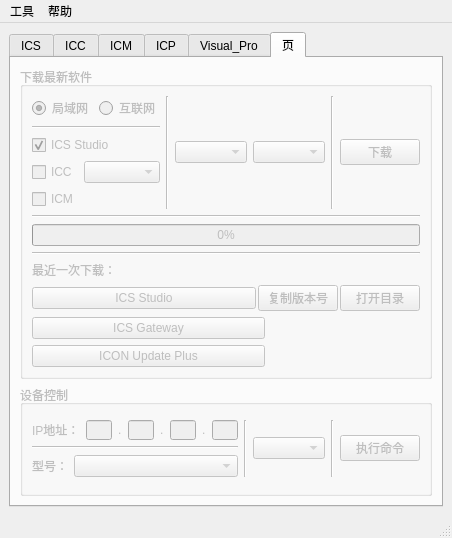
Old version of the form src/main.ui in the repository jcywong/TestTools.
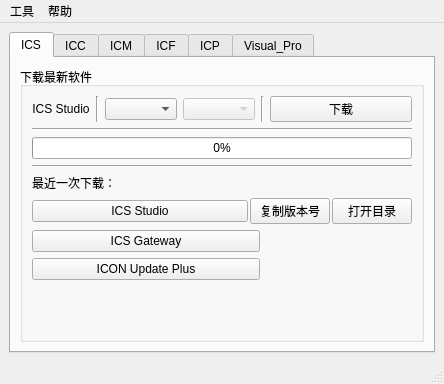
New version of the form. The open tabs and pages were chosen to show the change.

Commit message:
feat: 添加ICF标签页及相关功能
1. 新增ICF标签页，包含下载、版本控制和设备控制功能。
2. 更新UI控件名称以反映ICF相关功能。
3. 初始化ICF相关下拉框和按钮，增强用户交互体验。
4. 调整主窗口标签页初始化逻辑，整合ICF功能。

Diff of the .ui file:
```diff
--- a/src/main.ui
+++ b/src/main.ui
@@ -6,8 +6,8 @@
    <rect>
     <x>0</x>
     <y>0</y>
-    <width>441</width>
-    <height>538</height>
+    <width>437</width>
+    <height>381</height>
    </rect>
   </property>
   <property name="sizePolicy">
@@ -1091,6 +1091,439 @@
         </item>
        </layout>
       </widget>
+      <widget class="QWidget" name="tab_ICF">
+       <property name="enabled">
+        <bool>true</bool>
+       </property>
+       <attribute name="title">
+        <string>ICF</string>
+       </attribute>
+       <layout class="QVBoxLayout" name="verticalLayout_8">
+        <item>
+         <widget class="QGroupBox" name="groupBox_5">
+          <property name="enabled">
+           <bool>true</bool>
+          </property>
+          <property name="title">
+           <string>下载最新软件</string>
+          </property>
+          <layout class="QVBoxLayout" name="verticalLayout_19">
+           <item>
+            <layout class="QVBoxLayout" name="verticalLayout_20">
+             <item>
+              <layout class="QHBoxLayout" name="horizontalLayout_33" stretch="0,0,0,0,0,1">
+               <item>
+                <layout class="QVBoxLayout" name="verticalLayout_21">
+                 <item>
+                  <layout class="QHBoxLayout" name="horizontalLayout_6">
+                   <item>
+                    <widget class="QLabel" name="label_icm">
+                     <property name="text">
+                      <string>ICF</string>
+                     </property>
+                     <property name="alignment">
+                      <set>Qt::AlignCenter</set>
+                     </property>
+                    </widget>
+                   </item>
+                   <item>
+                    <widget class="QComboBox" name="icf_comboBox_model_1">
+                     <property name="enabled">
+                      <bool>true</bool>
+                     </property>
+                    </widget>
+                   </item>
+                  </layout>
+                 </item>
+                </layout>
+               </item>
+               <item>
+                <widget class="Line" name="line_24">
+                 <property name="orientation">
+                  <enum>Qt::Vertical</enum>
+                 </property>
+                </widget>
+               </item>
+               <item>
+                <widget class="QComboBox" name="icf_comboBox_Edition">
+                 <property name="enabled">
+                  <bool>false</bool>
+                 </property>
+                 <property name="currentText">
+                  <string/>
+                 </property>
+                </widget>
+               </item>
+               <item>
+                <widget class="QComboBox" name="icf_comboBox_ver">
+                 <property name="enabled">
+                  <bool>false</bool>
+                 </property>
+                </widget>
+               </item>
+               <item>
+                <widget class="Line" name="line_25">
+                 <property name="orientation">
+                  <enum>Qt::Vertical</enum>
+                 </property>
+                </widget>
+               </item>
+               <item>
+                <widget class="QPushButton" name="icf_btn_download">
+                 <property name="text">
+                  <string>下载</string>
+                 </property>
+                </widget>
+               </item>
+              </layout>
+             </item>
+             <item>
+              <widget class="Line" name="line_26">
+               <property name="orientation">
+                <enum>Qt::Horizontal</enum>
+               </property>
+              </widget>
+             </item>
+             <item>
+              <widget class="QProgressBar" name="icf_progressBar_download">
+               <property name="value">
+                <number>0</number>
+               </property>
+              </widget>
+             </item>
+             <item>
+              <widget class="Line" name="line_27">
+               <property name="orientation">
+                <enum>Qt::Horizontal</enum>
+               </property>
+              </widget>
+             </item>
+             <item>
+              <layout class="QHBoxLayout" name="horizontalLayout_34" stretch="8">
+               <item>
+                <widget class="QLabel" name="label_21">
+                 <property name="text">
+                  <string>最近一次下载：</string>
+                 </property>
+                </widget>
+               </item>
+              </layout>
+             </item>
+             <item>
+              <layout class="QHBoxLayout" name="horizontalLayout_35" stretch="6,2,2">
+               <property name="spacing">
+                <number>2</number>
+               </property>
+               <item>
+                <widget class="QPushButton" name="icf_btn_run_update">
+                 <property name="text">
+                  <string>ICON Update Plus</string>
+                 </property>
+                </widget>
+               </item>
+               <item>
+                <widget class="QPushButton" name="icf_btn_copy_ver">
+                 <property name="text">
+                  <string>复制版本号</string>
+                 </property>
+                </widget>
+               </item>
+               <item>
+                <widget class="QPushButton" name="icf_btn_path">
+                 <property name="text">
+                  <string>打开目录</string>
+                 </property>
+                </widget>
+               </item>
+              </layout>
+             </item>
+            </layout>
+           </item>
+          </layout>
+         </widget>
+        </item>
+        <item>
+         <widget class="QGroupBox" name="groupBox_6">
+          <property name="title">
+           <string>设备控制</string>
+          </property>
+          <layout class="QVBoxLayout" name="verticalLayout_22">
+           <item>
+            <layout class="QHBoxLayout" name="horizontalLayout_38">
+             <property name="sizeConstraint">
+              <enum>QLayout::SetDefaultConstraint</enum>
+             </property>
+             <item>
+              <layout class="QVBoxLayout" name="verticalLayout_23" stretch="0,0,0">
+               <item>
+                <layout class="QHBoxLayout" name="horizontalLayout_39" stretch="1,9">
+                 <property name="sizeConstraint">
+                  <enum>QLayout::SetDefaultConstraint</enum>
+                 </property>
+                 <item>
+                  <widget class="QLabel" name="label_22">
+                   <property name="sizePolicy">
+                    <sizepolicy hsizetype="Preferred" vsizetype="Preferred">
+                     <horstretch>0</horstretch>
+                     <verstretch>0</verstretch>
+                    </sizepolicy>
+                   </property>
+                   <property name="text">
+                    <string>IP地址：</string>
+                   </property>
+                  </widget>
+                 </item>
+                 <item>
+                  <layout class="QHBoxLayout" name="horizontalLayout_40">
+                   <property name="sizeConstraint">
+                    <enum>QLayout::SetDefaultConstraint</enum>
+                   </property>
+                   <item>
+                    <widget class="QLineEdit" name="icf_lineEdit_ip1">
+                     <property name="sizePolicy">
+                      <sizepolicy hsizetype="Preferred" vsizetype="Preferred">
+                       <horstretch>0</horstretch>
+                       <verstretch>0</verstretch>
+                      </sizepolicy>
+                     </property>
+                     <property name="minimumSize">
+                      <size>
+                       <width>24</width>
+                       <height>20</height>
+                      </size>
+                     </property>
+                     <property name="maximumSize">
+                      <size>
+                       <width>30</width>
+                       <height>21</height>
+                      </size>
+                     </property>
+                     <property name="baseSize">
+                      <size>
+                       <width>0</width>
+                       <height>0</height>
+                      </size>
+                     </property>
+                     <property name="tabletTracking">
+                      <bool>true</bool>
+                     </property>
+                     <property name="inputMask">
+                      <string/>
+                     </property>
+                     <property name="text">
+                      <string/>
+                     </property>
+                    </widget>
+                   </item>
+                   <item>
+                    <widget class="QLabel" name="label_23">
+                     <property name="sizePolicy">
+                      <sizepolicy hsizetype="Preferred" vsizetype="Fixed">
+                       <horstretch>0</horstretch>
+                       <verstretch>0</verstretch>
+                      </sizepolicy>
+                     </property>
+                     <property name="text">
+                      <string>.</string>
+                     </property>
+                    </widget>
+                   </item>
+                   <item>
+                    <widget class="QLineEdit" name="icf_lineEdit_ip2">
+                     <property name="sizePolicy">
+                      <sizepolicy hsizetype="Preferred" vsizetype="Preferred">
+                       <horstretch>0</horstretch>
+                       <verstretch>0</verstretch>
+                      </sizepolicy>
+                     </property>
+                     <property name="minimumSize">
+                      <size>
+                       <width>24</width>
+                       <height>20</height>
+                      </size>
+                     </property>
+                     <property name="maximumSize">
+                      <size>
+                       <width>30</width>
+                       <height>21</height>
+                      </size>
+                     </property>
+                     <property name="baseSize">
+                      <size>
+                       <width>0</width>
+                       <height>0</height>
+                      </size>
+                     </property>
+                     <property name="tabletTracking">
+                      <bool>true</bool>
+                     </property>
+                     <property name="inputMask">
+                      <string/>
+                     </property>
+                    </widget>
+                   </item>
+                   <item>
+                    <widget class="QLabel" name="label_24">
+                     <property name="sizePolicy">
+                      <sizepolicy hsizetype="Preferred" vsizetype="Fixed">
+                       <horstretch>0</horstretch>
+                       <verstretch>0</verstretch>
+                      </sizepolicy>
+                     </property>
+                     <property name="text">
+                      <string>.</string>
+                     </property>
+                    </widget>
+                   </item>
+                   <item>
+                    <widget class="QLineEdit" name="icf_lineEdit_ip3">
+                     <property name="sizePolicy">
+                      <sizepolicy hsizetype="Preferred" vsizetype="Preferred">
+                       <horstretch>0</horstretch>
+                       <verstretch>0</verstretch>
+                      </sizepolicy>
+                     </property>
+                     <property name="minimumSize">
+                      <size>
+                       <width>24</width>
+                       <height>20</height>
+                      </size>
+                     </property>
+                     <property name="maximumSize">
+                      <size>
+                       <width>30</width>
+                       <height>21</height>
+                      </size>
+                     </property>
+                     <property name="baseSize">
+                      <size>
+                       <width>0</width>
+                       <height>0</height>
+                      </size>
+                     </property>
+                     <property name="tabletTracking">
+                      <bool>true</bool>
+                     </property>
+                     <property name="inputMask">
+                      <string/>
+                     </property>
+                    </widget>
+                   </item>
+                   <item>
+                    <widget class="QLabel" name="label_25">
+                     <property name="sizePolicy">
+                      <sizepolicy hsizetype="Preferred" vsizetype="Fixed">
+                       <horstretch>0</horstretch>
+                       <verstretch>0</verstretch>
+                      </sizepolicy>
+                     </property>
+                     <property name="text">
+                      <string>.</string>
+                     </property>
+                    </widget>
+                   </item>
+                   <item>
+                    <widget class="QLineEdit" name="icf_lineEdit_ip4">
+                     <property name="sizePolicy">
+                      <sizepolicy hsizetype="Preferred" vsizetype="Preferred">
+                       <horstretch>0</horstretch>
+                       <verstretch>0</verstretch>
+                      </sizepolicy>
+                     </property>
+                     <property name="minimumSize">
+                      <size>
+                       <width>24</width>
+                       <height>20</height>
+                      </size>
+                     </property>
+                     <property name="maximumSize">
+                      <size>
+                       <width>30</width>
+                       <height>21</height>
+                      </size>
+                     </property>
+                     <property name="baseSize">
+                      <size>
+                       <width>0</width>
+                       <height>0</height>
+                      </size>
+                     </property>
+                     <property name="tabletTracking">
+                      <bool>true</bool>
+                     </property>
+                     <property name="inputMask">
+                      <string/>
+                     </property>
+                    </widget>
+                   </item>
+                  </layout>
+                 </item>
+                </layout>
+               </item>
+               <item>
+                <widget class="Line" name="line_28">
+                 <property name="orientation">
+                  <enum>Qt::Horizontal</enum>
+                 </property>
+                </widget>
+               </item>
+               <item>
+                <layout class="QHBoxLayout" name="horizontalLayout_41" stretch="1,9">
+                 <item>
+                  <widget class="QLabel" name="label_26">
+                   <property name="sizePolicy">
+                    <sizepolicy hsizetype="Preferred" vsizetype="Fixed">
+                     <horstretch>0</horstretch>
+                     <verstretch>0</verstretch>
+                    </sizepolicy>
+                   </property>
+                   <property name="text">
+                    <string>型号：</string>
+                   </property>
+                  </widget>
+                 </item>
+                 <item>
+                  <widget class="QComboBox" name="icf_comboBox_model_2">
+                   <property name="enabled">
+                    <bool>false</bool>
+                   </property>
+                  </widget>
+                 </item>
+                </layout>
+               </item>
+              </layout>
+             </item>
+             <item>
+              <widget class="Line" name="line_29">
+               <property name="orientation">
+                <enum>Qt::Vertical</enum>
+               </property>
+              </widget>
+             </item>
+             <item>
+              <widget class="QComboBox" name="icf_comboBox_command"/>
+             </item>
+             <item>
+              <widget class="Line" name="line_30">
+               <property name="orientation">
+                <enum>Qt::Vertical</enum>
+               </property>
+              </widget>
+             </item>
+             <item>
+              <widget class="QPushButton" name="icf_pushButton_execute">
+               <property name="text">
+                <string>执行命令</string>
+               </property>
+              </widget>
+             </item>
+            </layout>
+           </item>
+          </layout>
+         </widget>
+        </item>
+       </layout>
+      </widget>
       <widget class="QWidget" name="tab_ICP">
        <attribute name="title">
         <string>ICP</string>
@@ -1668,533 +2101,6 @@
         </item>
        </layout>
       </widget>
-      <widget class="QWidget" name="tab_2">
-       <property name="enabled">
-        <bool>false</bool>
-       </property>
-       <attribute name="title">
-        <string>页</string>
-       </attribute>
-       <layout class="QVBoxLayout" name="verticalLayout_52">
-        <item>
-         <widget class="QGroupBox" name="groupBox_13">
-          <property name="title">
-           <string>下载最新软件</string>
-          </property>
-          <layout class="QVBoxLayout" name="verticalLayout_47">
-           <item>
-            <layout class="QVBoxLayout" name="verticalLayout_48">
-             <item>
-              <layout class="QHBoxLayout" name="horizontalLayout_68" stretch="0,0,0,0,0,1">
-               <item>
-                <layout class="QVBoxLayout" name="verticalLayout_49">
-                 <item>
-                  <layout class="QHBoxLayout" name="net_9">
-                   <item>
-                    <widget class="QRadioButton" name="radioButton_lan_9">
-                     <property name="enabled">
-                      <bool>false</bool>
-                     </property>
-                     <property name="text">
-                      <string>局域网</string>
-                     </property>
-                     <property name="checked">
-                      <bool>true</bool>
-                     </property>
-                    </widget>
-                   </item>
-                   <item>
-                    <widget class="QRadioButton" name="radioButton_internet_9">
-                     <property name="text">
-                      <string>互联网</string>
-                     </property>
-                    </widget>
-                   </item>
-                  </layout>
-                 </item>
-                 <item>
-                  <widget class="Line" name="line_57">
-                   <property name="orientation">
-                    <enum>Qt::Horizontal</enum>
-                   </property>
-                  </widget>
-                 </item>
-                 <item>
-                  <layout class="QHBoxLayout" name="ics_7" stretch="0">
-                   <item>
-                    <widget class="QCheckBox" name="checkBox_ics_7">
-                     <property name="text">
-                      <string>ICS Studio</string>
-                     </property>
-                     <property name="checked">
-                      <bool>true</bool>
-                     </property>
-                    </widget>
-                   </item>
-                  </layout>
-                 </item>
-                 <item>
-                  <layout class="QHBoxLayout" name="icc_8" stretch="0,4">
-                   <item>
-                    <widget class="QCheckBox" name="checkBox_icc_8">
-                     <property name="text">
-                      <string>ICC</string>
-                     </property>
-                    </widget>
-                   </item>
-                   <item>
-                    <widget class="QComboBox" name="comboBox_icc_model_8">
-                     <property name="enabled">
-                      <bool>false</bool>
-                     </property>
-                    </widget>
-                   </item>
-                  </layout>
-                 </item>
-                 <item>
-                  <layout class="QVBoxLayout" name="icm_7">
-                   <item>
-                    <widget class="QCheckBox" name="checkBox_icm_7">
-                     <property name="text">
-                      <string>ICM</string>
-                     </property>
-                    </widget>
-                   </item>
-                  </layout>
-                 </item>
-                </layout>
-               </item>
-               <item>
-                <widget class="Line" name="line_58">
-                 <property name="orientation">
-                  <enum>Qt::Vertical</enum>
-                 </property>
-                </widget>
-               </item>
-               <item>
-                <widget class="QComboBox" name="comboBox_Edition_9">
-                 <property name="enabled">
-                  <bool>false</bool>
-                 </property>
-                </widget>
-               </item>
-               <item>
-                <widget class="QComboBox" name="comboBox_ver_9">
-                 <property name="enabled">
-                  <bool>false</bool>
-                 </property>
-                </widget>
-               </item>
-               <item>
-                <widget class="Line" name="line_59">
-                 <property name="orientation">
-                  <enum>Qt::Vertical</enum>
-                 </property>
-                </widget>
-               </item>
-               <item>
-                <widget class="QPushButton" name="btn_download_9">
-                 <property name="text">
-                  <string>下载</string>
-                 </property>
-                </widget>
-               </item>
-              </layout>
-             </item>
-             <item>
-              <widget class="Line" name="line_60">
-               <property name="orientation">
-                <enum>Qt::Horizontal</enum>
-               </property>
-              </widget>
-             </item>
-             <item>
-              <widget class="QProgressBar" name="progressBar_download_9">
-               <property name="value">
-                <number>0</number>
-               </property>
-              </widget>
-             </item>
-             <item>
-              <widget class="Line" name="line_61">
-               <property name="orientation">
-                <enum>Qt::Horizontal</enum>
-               </property>
-              </widget>
-             </item>
-             <item>
-              <layout class="QHBoxLayout" name="horizontalLayout_69" stretch="8">
-               <item>
-                <widget class="QLabel" name="label_46">
-                 <property name="text">
-                  <string>最近一次下载：</string>
-                 </property>
-                </widget>
-               </item>
-              </layout>
-             </item>
-             <item>
-              <layout class="QHBoxLayout" name="horizontalLayout_70" stretch="6,2,2">
-               <property name="spacing">
-                <number>2</number>
-               </property>
-               <item>
-                <widget class="QPushButton" name="btn_run_ics_7">
-                 <property name="text">
-                  <string>ICS Studio</string>
-                 </property>
-                </widget>
-               </item>
-               <item>
-                <widget class="QPushButton" name="btn_copy_ver_7">
-                 <property name="text">
-                  <string>复制版本号</string>
-                 </property>
-                </widget>
-               </item>
-               <item>
-                <widget class="QPushButton" name="btn_ics_path_7">
-                 <property name="text">
-                  <string>打开目录</string>
-                 </property>
-                </widget>
-               </item>
-              </layout>
-             </item>
-             <item>
-              <layout class="QHBoxLayout" name="horizontalLayout_71" stretch="6,4">
-               <item>
-                <widget class="QPushButton" name="btn_run_gateway_7">
-                 <property name="text">
-                  <string>ICS Gateway</string>
-                 </property>
-                </widget>
-               </item>
-               <item>
-                <spacer name="horizontalSpacer_13">
-                 <property name="orientation">
-                  <enum>Qt::Horizontal</enum>
-                 </property>
-                 <property name="sizeHint" stdset="0">
-                  <size>
-                   <width>40</width>
-                   <height>20</height>
-                  </size>
-                 </property>
-                </spacer>
-               </item>
-              </layout>
-             </item>
-             <item>
-              <layout class="QHBoxLayout" name="horizontalLayout_72" stretch="6,4">
-               <property name="sizeConstraint">
-                <enum>QLayout::SetDefaultConstraint</enum>
-               </property>
-               <item>
-                <widget class="QPushButton" name="btn_run_update_7">
-                 <property name="text">
-                  <string>ICON Update Plus</string>
-                 </property>
-                </widget>
-               </item>
-               <item>
-                <spacer name="horizontalSpacer_14">
-                 <property name="orientation">
-                  <enum>Qt::Horizontal</enum>
-                 </property>
-                 <property name="sizeHint" stdset="0">
-                  <size>
-                   <width>40</width>
-                   <height>20</height>
-                  </size>
-                 </property>
-                </spacer>
-               </item>
-              </layout>
-             </item>
-            </layout>
-           </item>
-          </layout>
-         </widget>
-        </item>
-        <item>
-         <widget class="QGroupBox" name="groupBox_14">
-          <property name="title">
-           <string>设备控制</string>
-          </property>
-          <layout class="QVBoxLayout" name="verticalLayout_50">
-           <item>
-            <layout class="QHBoxLayout" name="horizontalLayout_73">
-             <property name="sizeConstraint">
-              <enum>QLayout::SetDefaultConstraint</enum>
-             </property>
-             <item>
-              <layout class="QVBoxLayout" name="verticalLayout_51" stretch="0,0,0">
-               <item>
-                <layout class="QHBoxLayout" name="horizontalLayout_74" stretch="1,9">
-                 <property name="sizeConstraint">
-                  <enum>QLayout::SetDefaultConstraint</enum>
-                 </property>
-                 <item>
-                  <widget class="QLabel" name="label_47">
-                   <property name="sizePolicy">
-                    <sizepolicy hsizetype="Preferred" vsizetype="Preferred">
-                     <horstretch>0</horstretch>
-                     <verstretch>0</verstretch>
-                    </sizepolicy>
-                   </property>
-                   <property name="text">
-                    <string>IP地址：</string>
-                   </property>
-                  </widget>
-                 </item>
-                 <item>
-                  <layout class="QHBoxLayout" name="horizontalLayout_75">
-                   <property name="sizeConstraint">
-                    <enum>QLayout::SetDefaultConstraint</enum>
-                   </property>
-                   <item>
-                    <widget class="QLineEdit" name="lineEdit_ip1_7">
-                     <property name="sizePolicy">
-                      <sizepolicy hsizetype="Preferred" vsizetype="Preferred">
-                       <horstretch>0</horstretch>
-                       <verstretch>0</verstretch>
-                      </sizepolicy>
-                     </property>
-                     <property name="minimumSize">
-                      <size>
-                       <width>24</width>
-                       <height>20</height>
-                      </size>
-                     </property>
-                     <property name="maximumSize">
-                      <size>
-                       <width>30</width>
-                       <height>21</height>
-                      </size>
-                     </property>
-                     <property name="baseSize">
-                      <size>
-                       <width>0</width>
-                       <height>0</height>
-                      </size>
-                     </property>
-                     <property name="tabletTracking">
-                      <bool>true</bool>
-                     </property>
-                     <property name="inputMask">
-                      <string/>
-                     </property>
-                     <property name="text">
-                      <string/>
-                     </property>
-                    </widget>
-                   </item>
-                   <item>
-                    <widget class="QLabel" name="label_48">
-                     <property name="sizePolicy">
-                      <sizepolicy hsizetype="Preferred" vsizetype="Fixed">
-                       <horstretch>0</horstretch>
-                       <verstretch>0</verstretch>
-                      </sizepolicy>
-                     </property>
-                     <property name="text">
-                      <string>.</string>
-                     </property>
-                    </widget>
-                   </item>
-                   <item>
-                    <widget class="QLineEdit" name="lineEdit_ip2_7">
-                     <property name="sizePolicy">
-                      <sizepolicy hsizetype="Preferred" vsizetype="Preferred">
-                       <horstretch>0</horstretch>
-                       <verstretch>0</verstretch>
-                      </sizepolicy>
-                     </property>
-                     <property name="minimumSize">
-                      <size>
-                       <width>24</width>
-                       <height>20</height>
-                      </size>
-                     </property>
-                     <property name="maximumSize">
-                      <size>
-                       <width>30</width>
-                       <height>21</height>
-                      </size>
-                     </property>
-                     <property name="baseSize">
-                      <size>
-                       <width>0</width>
-                       <height>0</height>
-                      </size>
-                     </property>
-                     <property name="tabletTracking">
-                      <bool>true</bool>
-                     </property>
-                     <property name="inputMask">
-                      <string/>
-                     </property>
-                    </widget>
-                   </item>
-                   <item>
-                    <widget class="QLabel" name="label_49">
-                     <property name="sizePolicy">
-                      <sizepolicy hsizetype="Preferred" vsizetype="Fixed">
-                       <horstretch>0</horstretch>
-                       <verstretch>0</verstretch>
-                      </sizepolicy>
-                     </property>
-                     <property name="text">
-                      <string>.</string>
-                     </property>
-                    </widget>
-                   </item>
-                   <item>
-                    <widget class="QLineEdit" name="lineEdit_ip3_7">
-                     <property name="sizePolicy">
-                      <sizepolicy hsizetype="Preferred" vsizetype="Preferred">
-                       <horstretch>0</horstretch>
-                       <verstretch>0</verstretch>
-                      </sizepolicy>
-                     </property>
-                     <property name="minimumSize">
-                      <size>
-                       <width>24</width>
-                       <height>20</height>
-                      </size>
-                     </property>
-                     <property name="maximumSize">
-                      <size>
-                       <width>30</width>
-                       <height>21</height>
-                      </size>
-                     </property>
-                     <property name="baseSize">
-                      <size>
-                       <width>0</width>
-                       <height>0</height>
-                      </size>
-                     </property>
-                     <property name="tabletTracking">
-                      <bool>true</bool>
-                     </property>
-                     <property name="inputMask">
-                      <string/>
-                     </property>
-                    </widget>
-                   </item>
-                   <item>
-                    <widget class="QLabel" name="label_50">
-                     <property name="sizePolicy">
-                      <sizepolicy hsizetype="Preferred" vsizetype="Fixed">
-                       <horstretch>0</horstretch>
-                       <verstretch>0</verstretch>
-                      </sizepolicy>
-                     </property>
-                     <property name="text">
-                      <string>.</string>
-                     </property>
-                    </widget>
-                   </item>
-                   <item>
-                    <widget class="QLineEdit" name="lineEdit_ip4_7">
-                     <property name="sizePolicy">
-                      <sizepolicy hsizetype="Preferred" vsizetype="Preferred">
-                       <horstretch>0</horstretch>
-                       <verstretch>0</verstretch>
-                      </sizepolicy>
-                     </property>
-                     <property name="minimumSize">
-                      <size>
-                       <width>24</width>
-                       <height>20</height>
-                      </size>
-                     </property>
-                     <property name="maximumSize">
-                      <size>
-                       <width>30</width>
-                       <height>21</height>
-                      </size>
-                     </property>
-                     <property name="baseSize">
-                      <size>
-                       <width>0</width>
-                       <height>0</height>
-                      </size>
-                     </property>
-                     <property name="tabletTracking">
-                      <bool>true</bool>
-                     </property>
-                     <property name="inputMask">
-                      <string/>
-                     </property>
-                    </widget>
-                   </item>
-                  </layout>
-                 </item>
-                </layout>
-               </item>
-               <item>
-                <widget class="Line" name="line_62">
-                 <property name="orientation">
-                  <enum>Qt::Horizontal</enum>
-                 </property>
-                </widget>
-               </item>
-               <item>
-                <layout class="QHBoxLayout" name="horizontalLayout_76" stretch="1,9">
-                 <item>
-                  <widget class="QLabel" name="label_51">
-                   <property name="sizePolicy">
-                    <sizepolicy hsizetype="Preferred" vsizetype="Fixed">
-                     <horstretch>0</horstretch>
-                     <verstretch>0</verstretch>
-                    </sizepolicy>
-                   </property>
-                   <property name="text">
-                    <string>型号：</string>
-                   </property>
-                  </widget>
-                 </item>
-                 <item>
-                  <widget class="QComboBox" name="comboBox_model_8"/>
-                 </item>
-                </layout>
-               </item>
-              </layout>
-             </item>
-             <item>
-              <widget class="Line" name="line_63">
-               <property name="orientation">
-                <enum>Qt::Vertical</enum>
-               </property>
-              </widget>
-             </item>
-             <item>
-              <widget class="QComboBox" name="comboBox_command_7"/>
-             </item>
-             <item>
-              <widget class="Line" name="line_64">
-               <property name="orientation">
-                <enum>Qt::Vertical</enum>
-               </property>
-              </widget>
-             </item>
-             <item>
-              <widget class="QPushButton" name="pushButton_execute_7">
-               <property name="text">
-                <string>执行命令</string>
-               </property>
-              </widget>
-             </item>
-            </layout>
-           </item>
-          </layout>
-         </widget>
-        </item>
-       </layout>
-      </widget>
      </widget>
     </item>
    </layout>
@@ -2205,7 +2111,7 @@
     <rect>
      <x>0</x>
      <y>0</y>
-     <width>441</width>
+     <width>437</width>
      <height>22</height>
     </rect>
    </property>
```
The commit also changes 2 other files.
